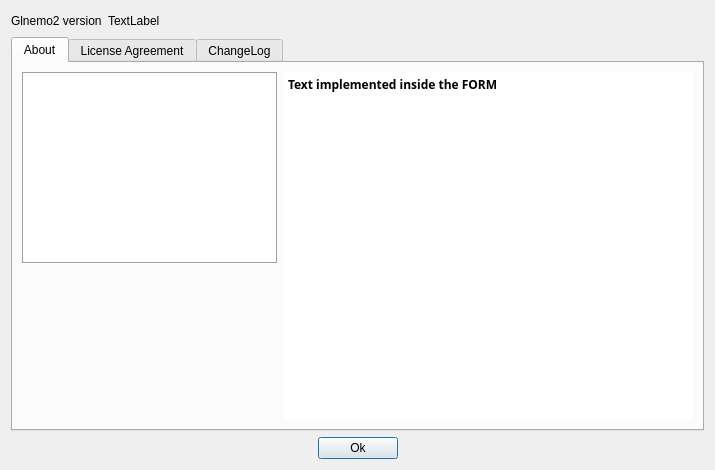
This is usr/jcl/glnemo2/src/formabout.ui in teuben/nemo as Qt 5 draws it before an edit. The edited form follows.
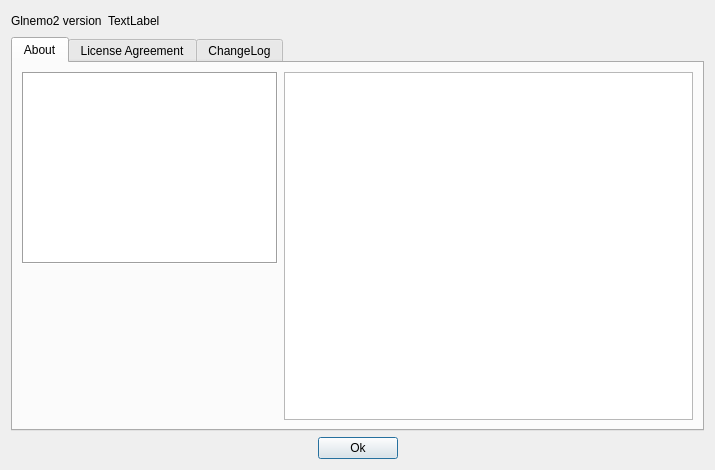
This is the edited form. The open tabs and pages were chosen to show the change. Icons and pictures are not drawn.

```diff
--- a/usr/jcl/glnemo2/src/formabout.ui
+++ b/usr/jcl/glnemo2/src/formabout.ui
@@ -422,13 +422,16 @@
       </sizepolicy>
      </property>
      <property name="currentIndex">
-      <number>2</number>
+      <number>0</number>
+     </property>
+     <property name="usesScrollButtons">
+      <bool>false</bool>
      </property>
      <widget class="QWidget" name="tab">
       <attribute name="title">
        <string>About</string>
       </attribute>
-      <layout class="QGridLayout">
+      <layout class="QGridLayout" name="gridLayout_2">
        <item row="0" column="0">
         <widget class="QGraphicsView" name="view_picture">
          <property name="sizePolicy">
@@ -449,43 +452,10 @@
         </widget>
        </item>
        <item row="0" column="1" rowspan="2">
-        <widget class="QTextEdit" name="text_info">
-         <property name="sizePolicy">
-          <sizepolicy hsizetype="Expanding" vsizetype="Expanding">
-           <horstretch>0</horstretch>
-           <verstretch>0</verstretch>
-          </sizepolicy>
-         </property>
-         <property name="font">
-          <font>
-           <family>Sans Serif</family>
-          </font>
-         </property>
-         <property name="frameShape">
-          <enum>QFrame::NoFrame</enum>
-         </property>
-         <property name="frameShadow">
-          <enum>QFrame::Sunken</enum>
-         </property>
-         <property name="verticalScrollBarPolicy">
-          <enum>Qt::ScrollBarAlwaysOff</enum>
-         </property>
-         <property name="horizontalScrollBarPolicy">
-          <enum>Qt::ScrollBarAlwaysOff</enum>
-         </property>
-         <property name="readOnly">
+        <widget class="QTextBrowser" name="text_info">
+         <property name="openExternalLinks">
           <bool>true</bool>
          </property>
-         <property name="html">
-          <string>&lt;!DOCTYPE HTML PUBLIC &quot;-//W3C//DTD HTML 4.0//EN&quot; &quot;http://www.w3.org/TR/REC-html40/strict.dtd&quot;&gt;
-&lt;html&gt;&lt;head&gt;&lt;meta name=&quot;qrichtext&quot; content=&quot;1&quot; /&gt;&lt;style type=&quot;text/css&quot;&gt;
-p, li { white-space: pre-wrap; }
-&lt;/style&gt;&lt;/head&gt;&lt;body style=&quot; font-family:'Sans Serif'; font-size:8pt; font-weight:400; font-style:normal;&quot;&gt;
-&lt;table border=&quot;0&quot; style=&quot;-qt-table-type: root; margin-top:4px; margin-bottom:4px; margin-left:4px; margin-right:4px;&quot;&gt;
-&lt;tr&gt;
-&lt;td style=&quot;border: none;&quot;&gt;
-&lt;p style=&quot; margin-top:0px; margin-bottom:0px; margin-left:0px; margin-right:0px; -qt-block-indent:0; text-indent:0px;&quot;&gt;&lt;span style=&quot; font-size:9pt; font-weight:600;&quot;&gt;Text implemented inside the FORM&lt;/span&gt;&lt;/p&gt;&lt;/td&gt;&lt;/tr&gt;&lt;/table&gt;&lt;/body&gt;&lt;/html&gt;</string>
-         </property>
         </widget>
        </item>
        <item row="1" column="0">
```
Left out of the diff: 12 changed lines with no effect on the pictures.
